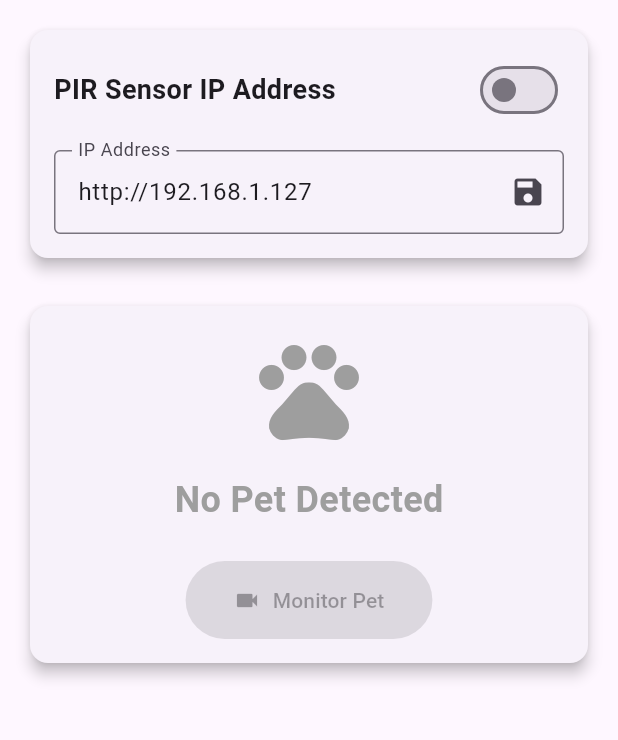
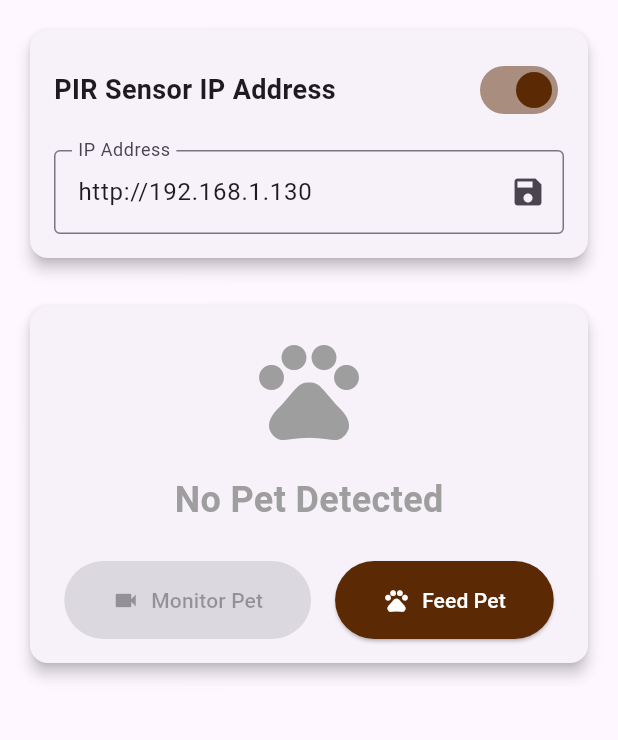
Before and after one commit to marku7/petFeeder, a Flutter app: the PetDetectionScreen screen opened directly, on a phone screen of 412 x 824 dp, the part 84-824 px from its top. Run offline on Flutter 3.47's test engine with Material 3 defaults, Android fonts, the phone set to English and light mode, and no system bars; our stand-ins replace audioplayers, cloud_firestore, firebase_core, firebase_database, firebase_storage, flutter_local_notifications and 7 more; accounts and stored records are empty; network calls fail.

Commit message:
modified pet detecton

```diff
--- a/lib/screens/pet_detection_screen.dart
+++ b/lib/screens/pet_detection_screen.dart
@@ -33,7 +33,7 @@ class _PetDetectionScreenState extends State<PetDetectionScreen> {
   Future<void> _loadDetectionState() async {
     final prefs = await SharedPreferences.getInstance();
     setState(() {
-      _isDetectionEnabled = prefs.getBool('pet_detection_enabled') ?? false;
+      _isDetectionEnabled = prefs.getBool('pet_detection_enabled') ?? true;
     });
     if (_isDetectionEnabled) {
       _petDetectionService.startMonitoring();
@@ -140,7 +140,7 @@ class _PetDetectionScreenState extends State<PetDetectionScreen> {
                       controller: _ipController,
                       decoration: InputDecoration(
                         labelText: 'IP Address',
-                        hintText: 'http://192.168.1.127',
+                        hintText: 'http://192.168.1.139',
                         border: const OutlineInputBorder(),
                         suffixIcon: IconButton(
                           icon: const Icon(Icons.save),
@@ -174,6 +174,9 @@ class _PetDetectionScreenState extends State<PetDetectionScreen> {
                       ),
                     ),
                     const SizedBox(height: 24),
+                    Row(
+                      mainAxisAlignment: MainAxisAlignment.center,
+                      children: [
                         ElevatedButton.icon(
                           onPressed: _isPetDetected
                               ? () {
@@ -196,6 +199,24 @@ class _PetDetectionScreenState extends State<PetDetectionScreen> {
                             ),
                           ),
                         ),
+                        const SizedBox(width: 16),
+                        ElevatedButton.icon(
+                          onPressed: () {
+                            Navigator.pushReplacementNamed(context, '/');
+                          },
+                          icon: const Icon(Icons.pets),
+                          label: const Text('Feed Pet'),
+                          style: ElevatedButton.styleFrom(
+                            backgroundColor: primary,
+                            foregroundColor: Colors.white,
+                            padding: const EdgeInsets.symmetric(
+                              horizontal: 32,
+                              vertical: 16,
+                            ),
+                          ),
+                        ),
+                      ],
+                    ),
                   ],
                 ),
               ),
--- a/lib/services/ip_address_service.dart
+++ b/lib/services/ip_address_service.dart
@@ -6,7 +6,7 @@ class IpAddressService {
   IpAddressService._internal();
 
   static const String _ipAddressKey = 'camera_ip_address';
-  static const String _defaultIpAddress = 'http://192.168.1.127';
+  static const String _defaultIpAddress = 'http://192.168.1.130';
 
   Future<String> getIpAddress() async {
     final prefs = await SharedPreferences.getInstance();
--- a/lib/services/pet_detection_service.dart
+++ b/lib/services/pet_detection_service.dart
@@ -16,7 +16,7 @@ class PetDetectionService {
   bool _lastDetectionState = false;
 
   Future<void> startMonitoring() async {
-    const interval = Duration(seconds: 5);
+    const interval = Duration(seconds: 3);
     _timer = Timer.periodic(interval, (timer) => _checkPetDetection());
   }
 
@@ -30,7 +30,7 @@ class PetDetectionService {
       final ipAddress = await _ipAddressService.getIpAddress();
       final cleanIp = ipAddress.replaceAll('http://', '').replaceAll('https://', '');
 
-      final url = 'http://$cleanIp/petdetector';
+      final url = 'http://$cleanIp/petDetector';
       print('DEBUG [PetDetectionService]: Checking URL: $url');
 
       final response = await http.get(Uri.parse(url)).timeout(
```
Lines whose indentation alone changed are shown as unchanged.
